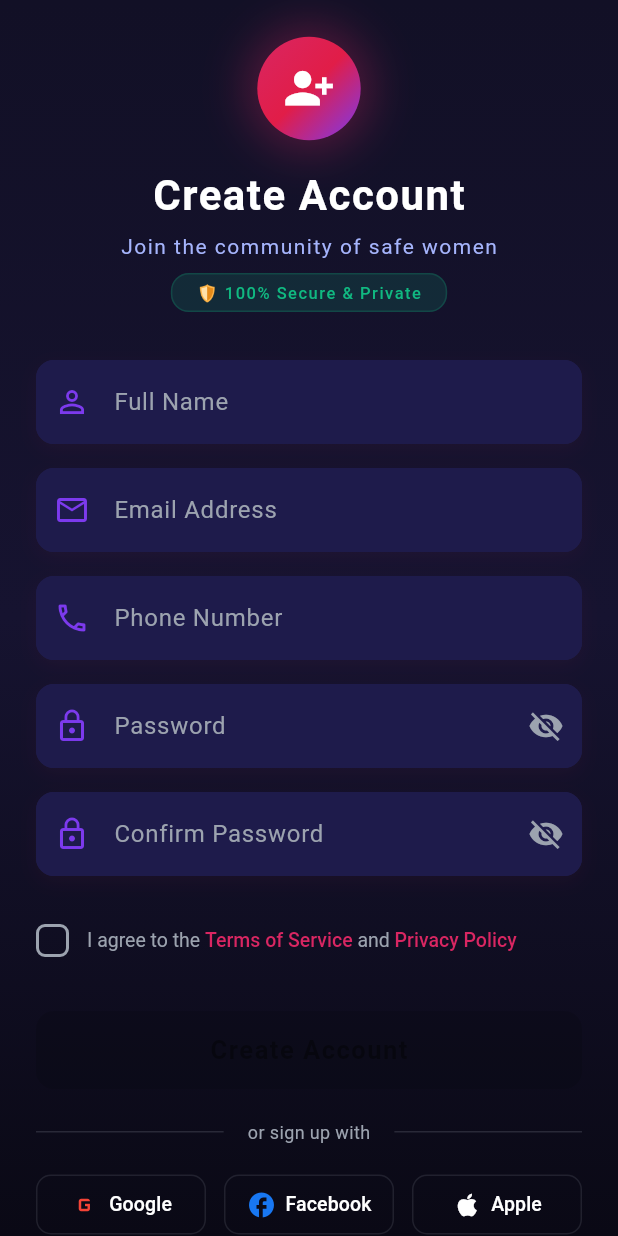
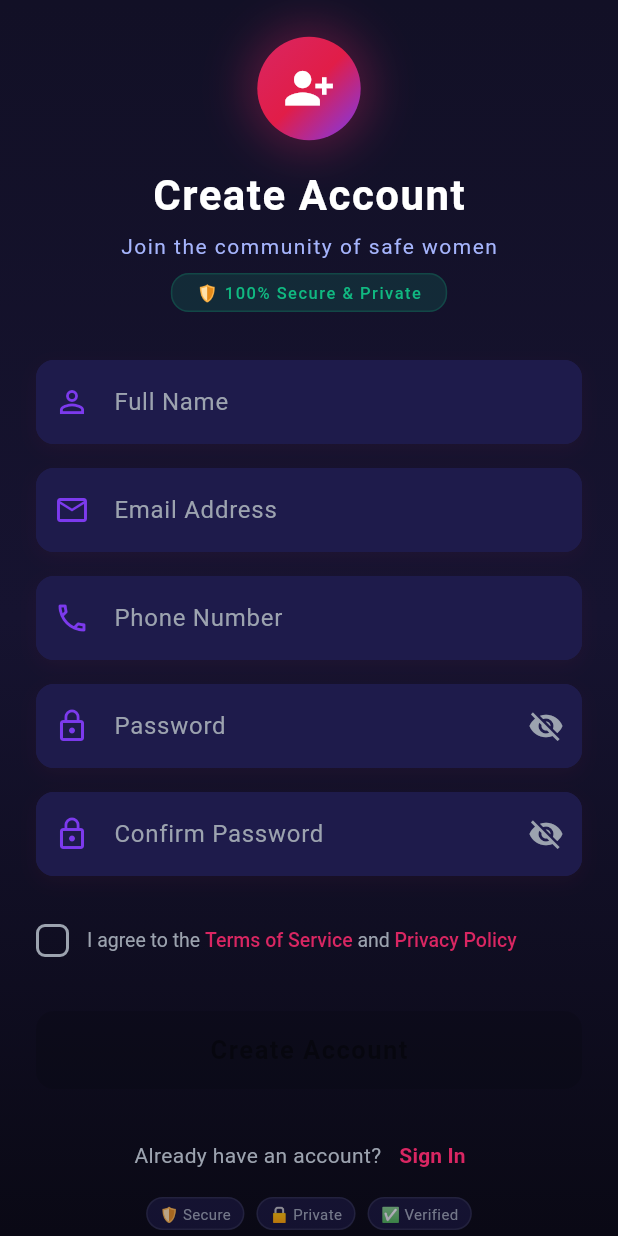
Before and after one commit to Ankita0325/women_safety_app, a Flutter app: the RegisterScreen screen opened by its route, on a phone screen of 412 x 824 dp. Run offline on Flutter 3.47's test engine with Material 3 defaults, Android fonts, the phone set to English and light mode, and no system bars; our stand-ins replace firebase_core, flutter_map, geocoding, geolocator, google_fonts, latlong2 and 4 more; accounts and stored records are empty.

Commit message:
enhanced ui

```diff
--- a/frontend/lib/screen/register_screen.dart
+++ b/frontend/lib/screen/register_screen.dart
@@ -116,10 +116,6 @@ class _RegisterScreenState extends State<RegisterScreen> with TickerProviderStat
                       if (authService.error != null) _buildErrorMessage(authService.error!),
                       const SizedBox(height: 20),
                       _buildRegisterButton(authService),
-                      const SizedBox(height: 20),
-                      _buildDivider(),
-                      const SizedBox(height: 16),
-                      _buildSocialRegister(),
                       const SizedBox(height: 20),
                       _buildFooter(),
                     ],
@@ -704,96 +700,6 @@ class _RegisterScreenState extends State<RegisterScreen> with TickerProviderStat
     );
   }
 
-  Widget _buildDivider() {
-    return Row(
-      children: [
-        Expanded(
-          child: Divider(
-            color: secondaryText.withOpacity(0.2),
-            thickness: 1,
-          ),
-        ),
-        Padding(
-          padding: const EdgeInsets.symmetric(horizontal: 16),
-          child: Text(
-            'or sign up with',
-            style: TextStyle(
-              color: secondaryText,
-              fontSize: 12,
-            ),
-          ),
-        ),
-        Expanded(
-          child: Divider(
-            color: secondaryText.withOpacity(0.2),
-            thickness: 1,
-          ),
-        ),
-      ],
-    );
-  }
-
-  Widget _buildSocialRegister() {
-    return Row(
-      mainAxisAlignment: MainAxisAlignment.center,
-      children: [
-        _buildSocialButton(
-          icon: Icons.g_mobiledata,
-          label: 'Google',
-          color: Colors.red,
-        ),
-        const SizedBox(width: 12),
-        _buildSocialButton(
-          icon: Icons.facebook,
-          label: 'Facebook',
-          color: const Color(0xFF1877F2),
-        ),
-        const SizedBox(width: 12),
-        _buildSocialButton(
-          icon: Icons.apple,
-          label: 'Apple',
-          color: Colors.white,
-        ),
-      ],
-    );
-  }
-
-  Widget _buildSocialButton({
-    required IconData icon,
-    required String label,
-    required Color color,
-  }) {
-    return Expanded(
-      child: OutlinedButton(
-        onPressed: () {
-          // Social registration logic
-        },
-        style: OutlinedButton.styleFrom(
-          foregroundColor: primaryText,
-          side: BorderSide(color: secondaryText.withOpacity(0.15)),
-          padding: const EdgeInsets.symmetric(vertical: 10),
-          shape: RoundedRectangleBorder(
-            borderRadius: BorderRadius.circular(10),
-          ),
-        ),
-        child: Row(
-          mainAxisAlignment: MainAxisAlignment.center,
-          children: [
-            Icon(icon, color: color, size: 20),
-            const SizedBox(width: 6),
-            Text(
-              label,
-              style: const TextStyle(
-                fontSize: 13,
-                fontWeight: FontWeight.w500,
-              ),
-            ),
-          ],
-        ),
-      ),
-    );
-  }
-
   Widget _buildFooter() {
     return Column(
       children: [
```
